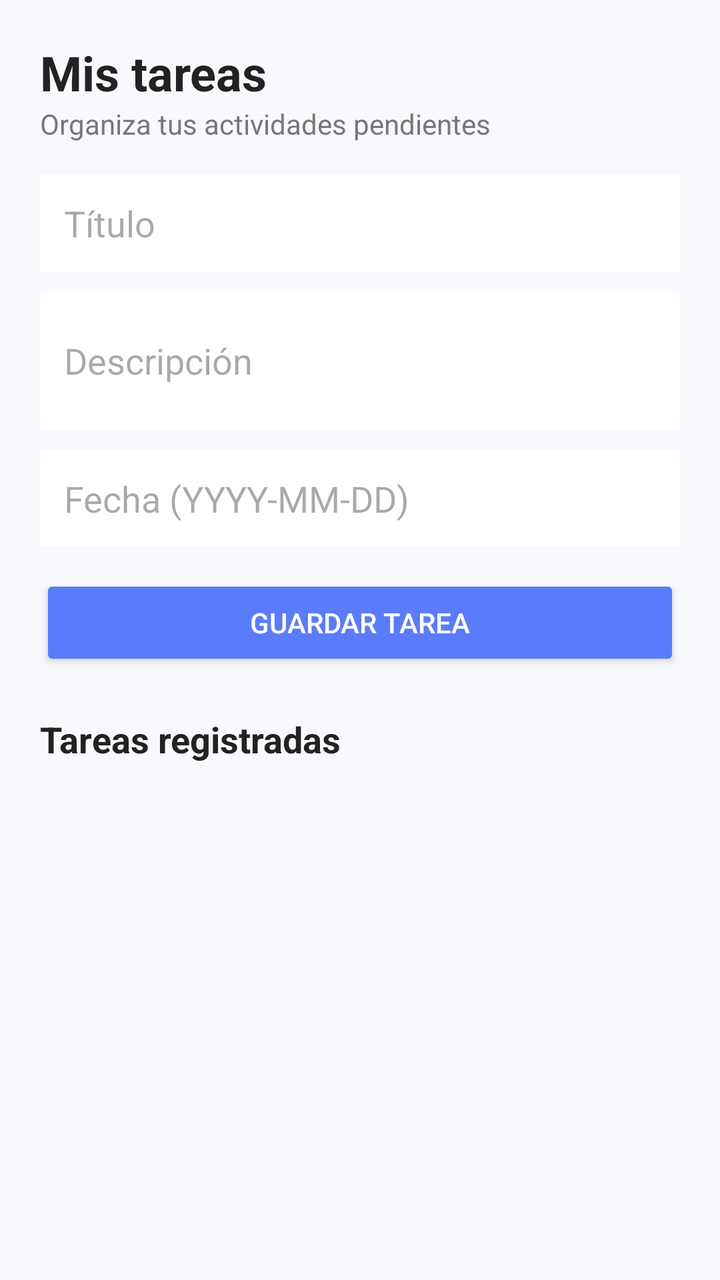
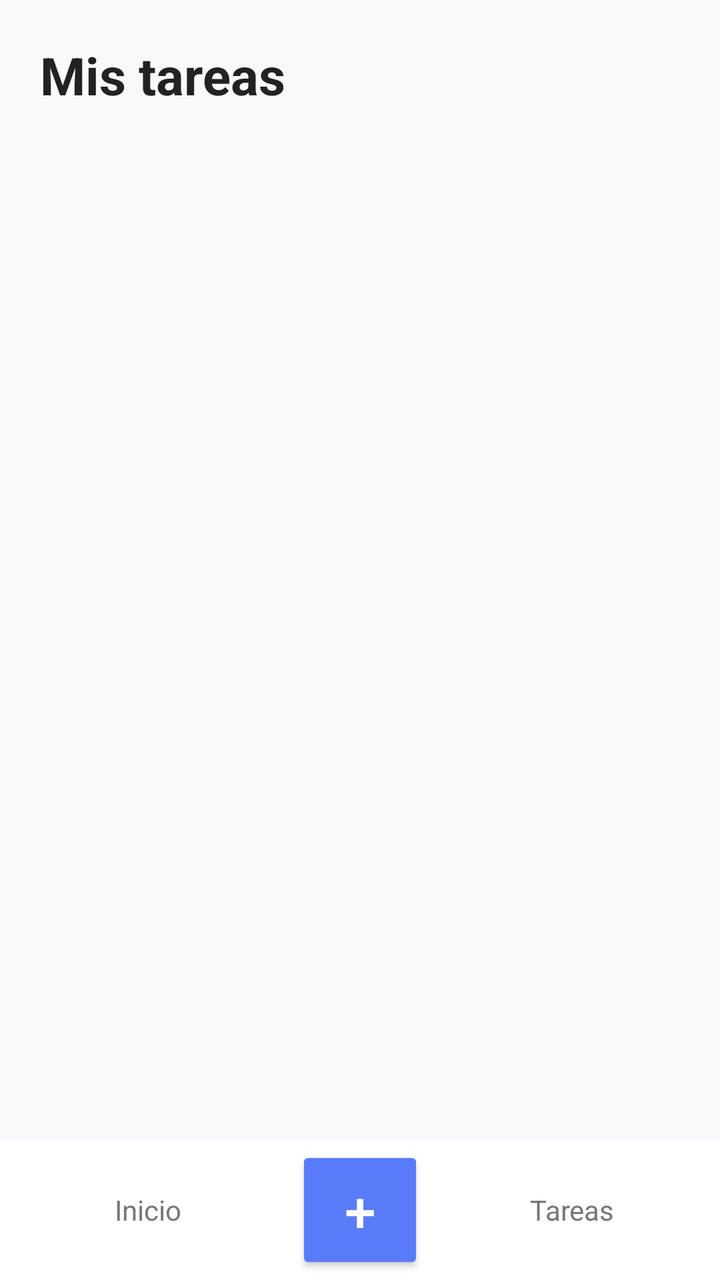

Screens rendered from an Android XML layout before and after an edit, with the pre-edit source and the edit as a unified diff.
<!-- AndroidManifest.xml: application theme Theme.TareasAPP -->
<!-- res/layout/activity_main.xml -->
<?xml version="1.0" encoding="utf-8"?>
<LinearLayout xmlns:android="http://schemas.android.com/apk/res/android"
    xmlns:app="http://schemas.android.com/apk/res-auto"
    android:layout_width="match_parent"
    android:layout_height="match_parent"
    android:background="@color/light_background"
    android:orientation="vertical"
    android:padding="20dp">

    <TextView
        android:layout_width="match_parent"
        android:layout_height="wrap_content"
        android:text="Mis tareas"
        android:textColor="@color/text_dark"
        android:textSize="24sp"
        android:textStyle="bold" />

    <TextView
        android:layout_width="match_parent"
        android:layout_height="wrap_content"
        android:layout_marginBottom="16dp"
        android:text="Organiza tus actividades pendientes"
        android:textColor="@color/text_gray"
        android:textSize="14sp" />

    <EditText
        android:id="@+id/etTitulo"
        android:layout_width="match_parent"
        android:layout_height="wrap_content"
        android:hint="Título"
        android:inputType="text"
        android:background="@android:color/white"
        android:padding="12dp" />

    <EditText
        android:id="@+id/etDescripcion"
        android:layout_width="match_parent"
        android:layout_height="wrap_content"
        android:layout_marginTop="10dp"
        android:hint="Descripción"
        android:inputType="textMultiLine"
        android:minLines="2"
        android:background="@android:color/white"
        android:padding="12dp" />

    <EditText
        android:id="@+id/etFecha"
        android:layout_width="match_parent"
        android:layout_height="wrap_content"
        android:layout_marginTop="10dp"
        android:hint="Fecha (YYYY-MM-DD)"
        android:inputType="date"
        android:background="@android:color/white"
        android:padding="12dp" />

    <Button
        android:id="@+id/btnGuardar"
        android:layout_width="match_parent"
        android:layout_height="wrap_content"
        android:layout_marginTop="14dp"
        android:backgroundTint="@color/primary_blue"
        android:text="Guardar tarea"
        android:textColor="@color/white" />

    <TextView
        android:layout_width="match_parent"
        android:layout_height="wrap_content"
        android:layout_marginTop="22dp"
        android:layout_marginBottom="8dp"
        android:text="Tareas registradas"
        android:textColor="@color/text_dark"
        android:textSize="18sp"
        android:textStyle="bold" />

    <TextView
        android:id="@+id/tvSinTareas"
        android:layout_width="match_parent"
        android:layout_height="wrap_content"
        android:text="No hay tareas registradas"
        android:textAlignment="center"
        android:textColor="@color/text_gray"
        android:visibility="gone" />

    <androidx.recyclerview.widget.RecyclerView
        android:id="@+id/rvTareas"
        android:layout_width="match_parent"
        android:layout_height="0dp"
        android:layout_weight="1" />

</LinearLayout>
<!-- resources referenced by this layout -->
<resources>
  <color name="light_background">#F8F9FD</color>
  <color name="primary_blue">#5B7CFA</color>
  <color name="text_dark">#222222</color>
  <color name="text_gray">#777777</color>
  <color name="white">#FFFFFF</color>
  <style name="Theme.TareasAPP" parent="Base.Theme.TareasAPP" />
  <style name="Base.Theme.TareasAPP" parent="Theme.Material3.DayNight.NoActionBar">
          
          
      </style>
</resources>

<!-- the commit's change to res/layout/activity_main.xml (unified diff, before → after) -->
@@ -1,83 +1,26 @@
-<?xml version="1.0" encoding="utf-8"?>
 <LinearLayout xmlns:android="http://schemas.android.com/apk/res/android"
-    xmlns:app="http://schemas.android.com/apk/res-auto"
     android:layout_width="match_parent"
     android:layout_height="match_parent"
-    android:background="@color/light_background"
     android:orientation="vertical"
-    android:padding="20dp">
+    android:background="@color/light_background">
 
     <TextView
         android:layout_width="match_parent"
         android:layout_height="wrap_content"
         android:text="Mis tareas"
+        android:textSize="26sp"
+        android:textStyle="bold"
         android:textColor="@color/text_dark"
-        android:textSize="24sp"
-        android:textStyle="bold" />
-
-    <TextView
-        android:layout_width="match_parent"
-        android:layout_height="wrap_content"
-        android:layout_marginBottom="16dp"
-        android:text="Organiza tus actividades pendientes"
-        android:textColor="@color/text_gray"
-        android:textSize="14sp" />
-
-    <EditText
-        android:id="@+id/etTitulo"
-        android:layout_width="match_parent"
-        android:layout_height="wrap_content"
-        android:hint="Título"
-        android:inputType="text"
-        android:background="@android:color/white"
-        android:padding="12dp" />
-
-    <EditText
-        android:id="@+id/etDescripcion"
-        android:layout_width="match_parent"
-        android:layout_height="wrap_content"
-        android:layout_marginTop="10dp"
-        android:hint="Descripción"
-        android:inputType="textMultiLine"
-        android:minLines="2"
-        android:background="@android:color/white"
-        android:padding="12dp" />
-
-    <EditText
-        android:id="@+id/etFecha"
-        android:layout_width="match_parent"
-        android:layout_height="wrap_content"
-        android:layout_marginTop="10dp"
-        android:hint="Fecha (YYYY-MM-DD)"
-        android:inputType="date"
-        android:background="@android:color/white"
-        android:padding="12dp" />
-
-    <Button
-        android:id="@+id/btnGuardar"
-        android:layout_width="match_parent"
-        android:layout_height="wrap_content"
-        android:layout_marginTop="14dp"
-        android:backgroundTint="@color/primary_blue"
-        android:text="Guardar tarea"
-        android:textColor="@color/white" />
-
-    <TextView
-        android:layout_width="match_parent"
-        android:layout_height="wrap_content"
-        android:layout_marginTop="22dp"
-        android:layout_marginBottom="8dp"
-        android:text="Tareas registradas"
-        android:textColor="@color/text_dark"
-        android:textSize="18sp"
-        android:textStyle="bold" />
+        android:padding="20dp" />
 
     <TextView
         android:id="@+id/tvSinTareas"
         android:layout_width="match_parent"
-        android:layout_height="wrap_content"
+        android:layout_height="0dp"
+        android:layout_weight="1"
         android:text="No hay tareas registradas"
         android:textAlignment="center"
+        android:gravity="center"
         android:textColor="@color/text_gray"
         android:visibility="gone" />
 
@@ -85,6 +28,41 @@
         android:id="@+id/rvTareas"
         android:layout_width="match_parent"
         android:layout_height="0dp"
-        android:layout_weight="1" />
+        android:layout_weight="1"
+        android:padding="20dp" />
+
+    <LinearLayout
+        android:layout_width="match_parent"
+        android:layout_height="70dp"
+        android:orientation="horizontal"
+        android:gravity="center"
+        android:background="@color/white">
+
+        <TextView
+            android:layout_width="0dp"
+            android:layout_height="match_parent"
+            android:layout_weight="1"
+            android:text="Inicio"
+            android:gravity="center"
+            android:textColor="@color/text_gray" />
+
+        <Button
+            android:id="@+id/btnNuevaTarea"
+            android:layout_width="64dp"
+            android:layout_height="64dp"
+            android:text="+"
+            android:textSize="28sp"
+            android:textColor="@color/white"
+            android:backgroundTint="@color/primary_blue" />
+
+        <TextView
+            android:layout_width="0dp"
+            android:layout_height="match_parent"
+            android:layout_weight="1"
+            android:text="Tareas"
+            android:gravity="center"
+            android:textColor="@color/text_gray" />
+
+    </LinearLayout>
 
 </LinearLayout>
